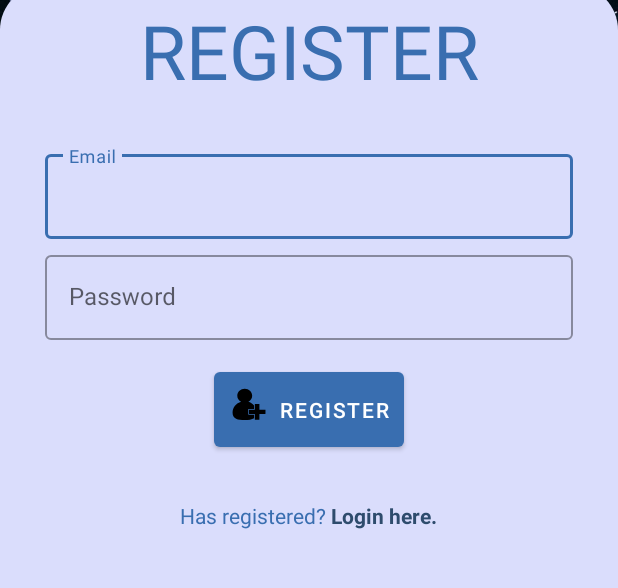
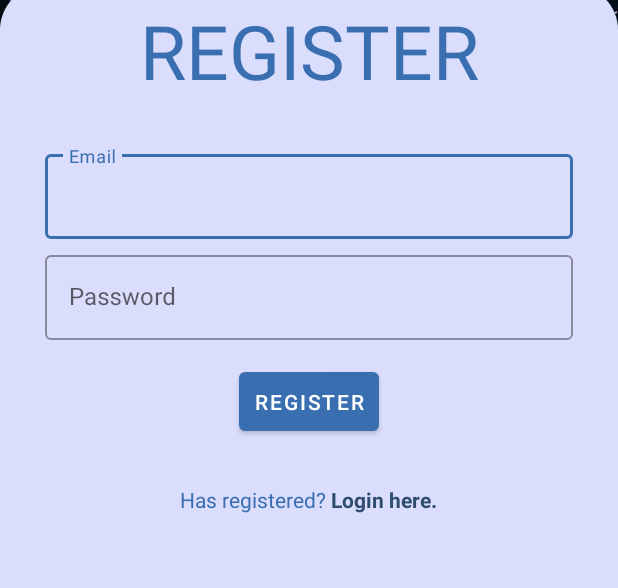
Before and after one commit to egliette/JobFound, an Android app: the screen it shows after launch (RegisterActivity), after a tap on "Register here.", on a phone screen of 412 x 824 dp, the part 315-903 px from its top. Run offline under Robolectric (Android 15) with nearby library versions, the phone set to English and light mode, and no system bars; our stand-ins replace Firebase (no records; nobody signed in at launch, a user with empty details on screens opened directly); 1 other tap on this screen came first.

```diff
--- a/app/src/main/res/layout/activity_register.xml
+++ b/app/src/main/res/layout/activity_register.xml
@@ -74,8 +74,7 @@
             android:layout_margin="10dp"
             android:text="Register"
             android:layout_gravity="center"
-            android:id="@+id/btnRegister"
-            android:drawableLeft="@drawable/ic_noun_sign_up_6478"/>
+            android:id="@+id/btnRegister"/>
 
         <LinearLayout
             android:layout_width="match_parent"
```
